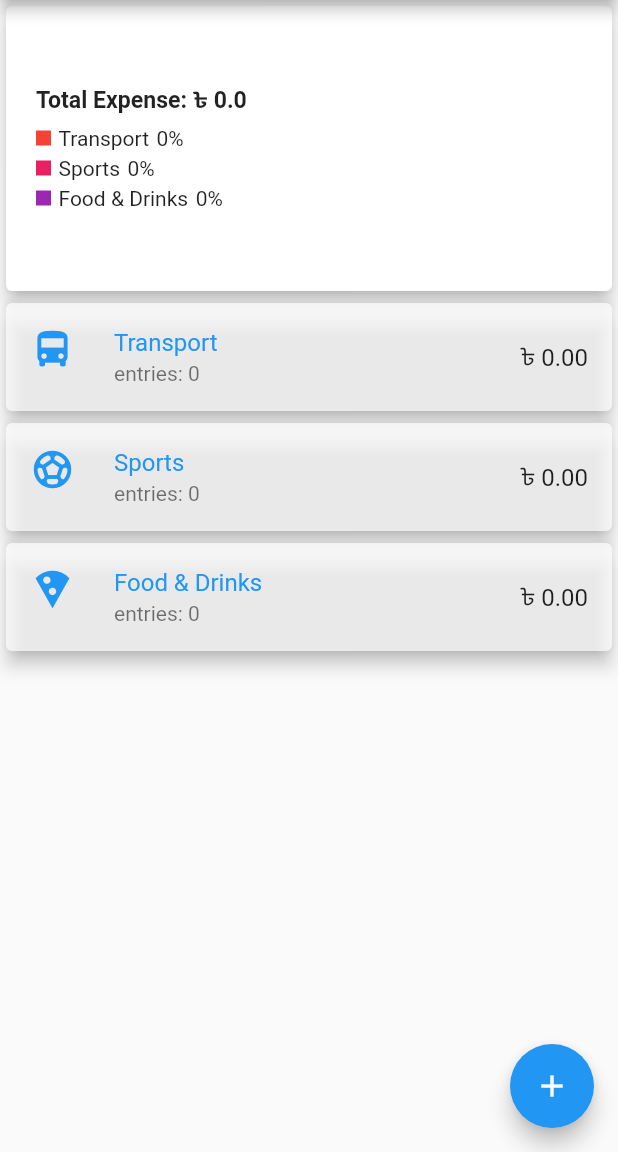
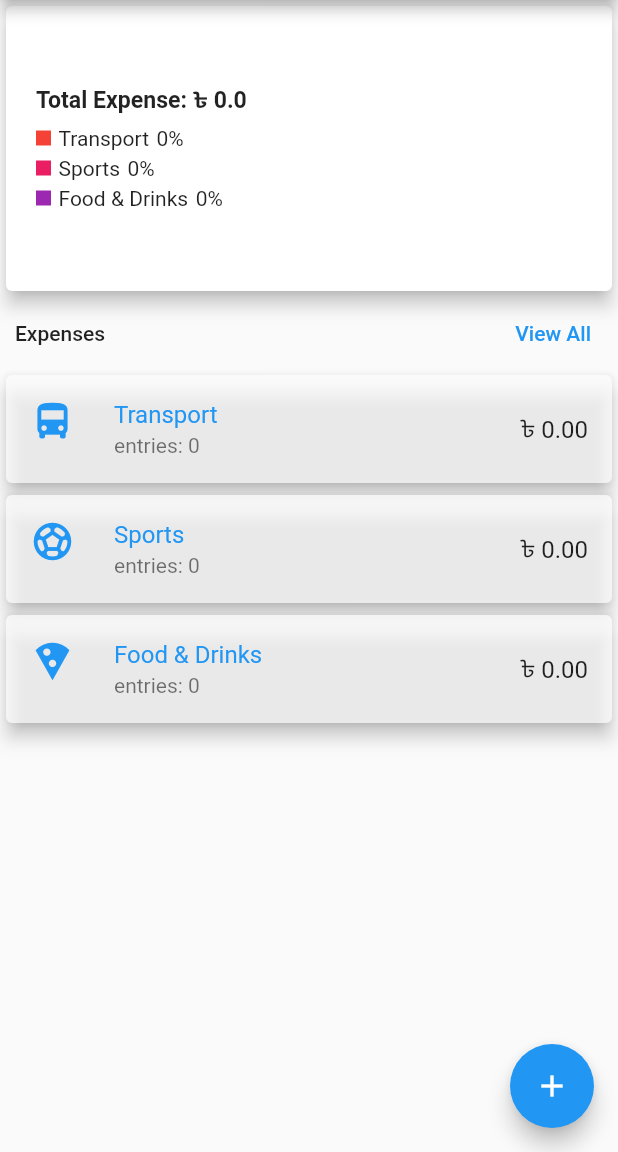
Before and after one commit to F-Reza/Expense_Tracker_App, a Flutter app: the screen it shows after launch, on a phone screen of 412 x 824 dp, the part 84-1236 px from its top. Run offline on Flutter 3.47's test engine with Material 2 defaults, Android fonts, the phone set to English and light mode, and no system bars; drawn by our look-alikes of fl_chart; our stand-ins replace sqflite; accounts and stored records are empty.

Commit message:
Show All Expense List

```diff
--- a/lib/main.dart
+++ b/lib/main.dart
@@ -2,6 +2,7 @@ import 'package:expense_tracker_app/pages/home_page.dart';
 import 'package:flutter/material.dart';
 import 'package:provider/provider.dart';
 
+import 'pages/all_expenses.dart';
 import 'pages/expens_page.dart';
 import 'provider/expense_provider.dart';
 
@@ -31,6 +32,7 @@ class MyApp extends StatelessWidget {
       routes: {
         HomePage.routeName: (context) => const HomePage(),
         ExpensePage.routeName: (context) => const ExpensePage(),
+        AllExpense.routeName: (context) => const AllExpense(),
       },
 
     );
--- a/lib/pages/expens_page.dart
+++ b/lib/pages/expens_page.dart
@@ -4,7 +4,7 @@ import '../widgets/expense_screen/expense_fetcher.dart';
 
 
 class ExpensePage extends StatelessWidget {
-  static const String routeName = '/Expense';
+  static const String routeName = '/expense';
   const ExpensePage({super.key, this.expenseCategory});
   final ExpenseCategory? expenseCategory;
 
--- a/lib/widgets/category_screen/category_fetcher.dart
+++ b/lib/widgets/category_screen/category_fetcher.dart
@@ -4,6 +4,7 @@ import 'package:expense_tracker_app/widgets/category_screen/category_list.dart';
 import 'package:flutter/material.dart';
 import 'package:provider/provider.dart';
 
+import '../../pages/all_expenses.dart';
 import '../../provider/expense_provider.dart';
 
 
@@ -37,9 +38,9 @@ class _CategoryFetcherState extends State<CategoryFetcher> {
             if (snapshot.hasError) {
               return const Center(child: Text('Failed to fetch data'));
             } else {
-              return const Column(
+              return Column(
                 children: [
-                  Card(
+                  const Card(
                     elevation: 5,
                     color: Colors.white,
                     child: SizedBox(
@@ -47,12 +48,27 @@ class _CategoryFetcherState extends State<CategoryFetcher> {
                       child: TotalChart(),
                     ),
                   ),
-                  Expanded(child: CategoryList()),
+                  Padding(
+                    padding: const EdgeInsets.symmetric(horizontal: 10.0),
+                    child: Row(
+                      mainAxisAlignment: MainAxisAlignment.spaceBetween,
+                      children: [
+                        const Text('Expenses',
+                          style: TextStyle(fontWeight: FontWeight.w500),),
+                        TextButton(onPressed: () {
+                          Navigator.pushNamed(context, AllExpense.routeName);
+                        }, child: const Text('View All',
+                          style: TextStyle(fontWeight: FontWeight.w500),),
+                        ),
+                      ],
+                    ),
+                  ),
+                  const Expanded(child: CategoryList()),
                 ],
               );
             }
           } else {
-            return const CircularProgressIndicator();
+            return const Center(child: CircularProgressIndicator());
           }
         }
     );
```
Also changed, not shown: lib/pages/all_expenses.dart (added, +22 -0 lines), lib/widgets/all_expenses_screen/all_expense_fetcher.dart (added, +57 -0 lines).
